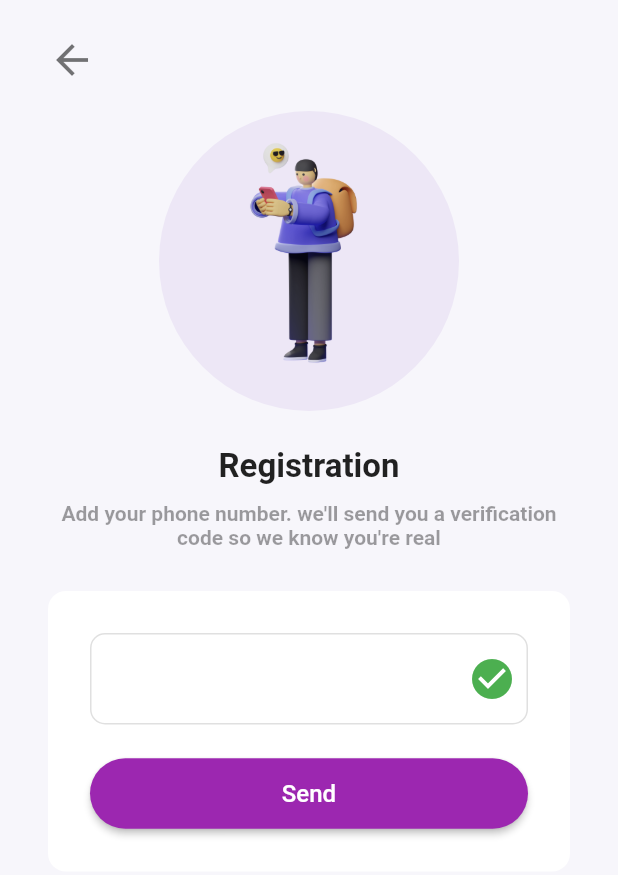
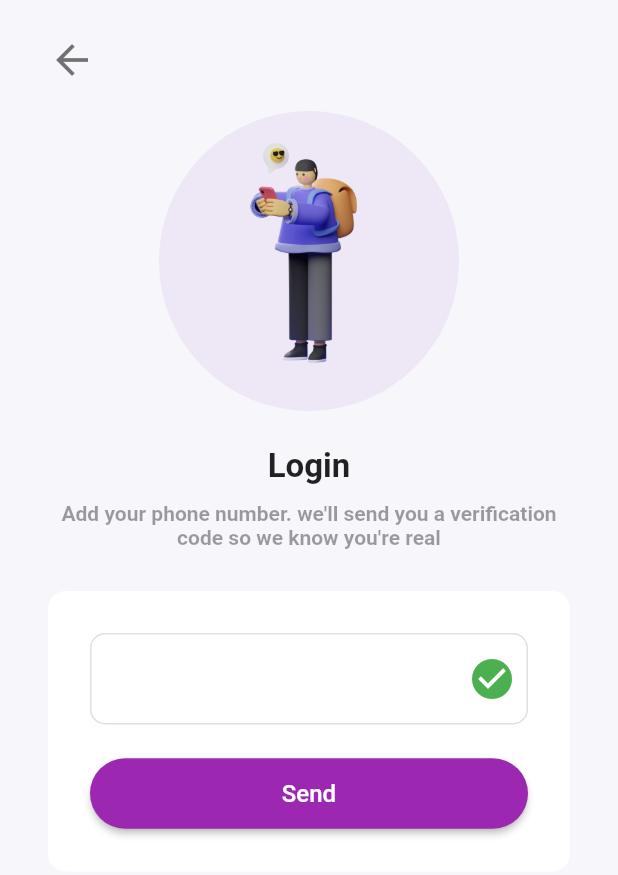
Before and after one commit to ayusht965/Matrimonial, a Flutter app: the Welcome screen opened directly, after a tap on "Create Account", on a phone screen of 412 x 824 dp. Shown: the top 875 px of the screen. Run offline on Flutter 3.47's test engine with Material 2 defaults, Android fonts, the phone set to English and light mode, and no system bars; our stand-ins replace supabase, supabase_flutter; accounts and stored records are empty.

Commit message:
essentially nothing

```diff
--- a/lib/Pages/Auth/register.dart
+++ b/lib/Pages/Auth/login.dart
@@ -2,14 +2,14 @@ import 'package:flutter/material.dart';
 
 import 'otp.dart';
 
-class Register extends StatefulWidget {
-  const Register({Key? key}) : super(key: key);
+class Login extends StatefulWidget {
+  const Login({Key? key}) : super(key: key);
 
   @override
-  _RegisterState createState() => _RegisterState();
+  _LoginState createState() => _LoginState();
 }
 
-class _RegisterState extends State<Register> {
+class _LoginState extends State<Login> {
   @override
   Widget build(BuildContext context) {
     return Scaffold(
@@ -49,7 +49,7 @@ class _RegisterState extends State<Register> {
                 height: 24,
               ),
               Text(
-                'Registration',
+                'Login',
                 style: TextStyle(
                   fontSize: 22,
                   fontWeight: FontWeight.bold,
@@ -94,7 +94,7 @@ class _RegisterState extends State<Register> {
                         prefix: Padding(
                           padding: EdgeInsets.symmetric(horizontal: 8),
                           child: Text(
-                            '(+62)',
+                            '(+91)',
                             style: TextStyle(
                               fontSize: 18,
                               fontWeight: FontWeight.bold,
@@ -114,11 +114,7 @@ class _RegisterState extends State<Register> {
                     SizedBox(
                       width: double.infinity,
                       child: ElevatedButton(
-                        onPressed: () {
-                          Navigator.of(context).push(
-                            MaterialPageRoute(builder: (context) => Otp()),
-                          );
-                        },
+                        onPressed: login,
                         style: ButtonStyle(
                           foregroundColor:
                               MaterialStateProperty.all<Color>(Colors.white),
@@ -149,4 +145,13 @@ class _RegisterState extends State<Register> {
       ),
     );
   }
+
+  void login() {
+    Navigator.push(
+      context,
+      MaterialPageRoute(
+        builder: (context) => Otp(),
+      ),
+    );
+  }
 }
--- a/lib/Pages/Auth/welcome.dart
+++ b/lib/Pages/Auth/welcome.dart
@@ -1,5 +1,5 @@
 import 'package:flutter/material.dart';
-import 'package:matrimonial/Pages/Auth/register.dart';
+import 'package:matrimonial/Pages/Auth/login.dart';
 
 class Welcome extends StatefulWidget {
   const Welcome({Key? key}) : super(key: key);
@@ -53,7 +53,7 @@ class _WelcomeState extends State<Welcome> {
                 child: ElevatedButton(
                   onPressed: () {
                     Navigator.of(context).push(
-                      MaterialPageRoute(builder: (context) => Register()),
+                      MaterialPageRoute(builder: (context) => Login()),
                     );
                   },
                   style: ButtonStyle(
@@ -82,7 +82,11 @@ class _WelcomeState extends State<Welcome> {
               SizedBox(
                 width: double.infinity,
                 child: ElevatedButton(
-                  onPressed: () {},
+                  onPressed: () {
+                    Navigator.of(context).push(
+                      MaterialPageRoute(builder: (context) => Login()),
+                    );
+                  },
                   style: ButtonStyle(
                     foregroundColor:
                         MaterialStateProperty.all<Color>(Colors.purple),
```
